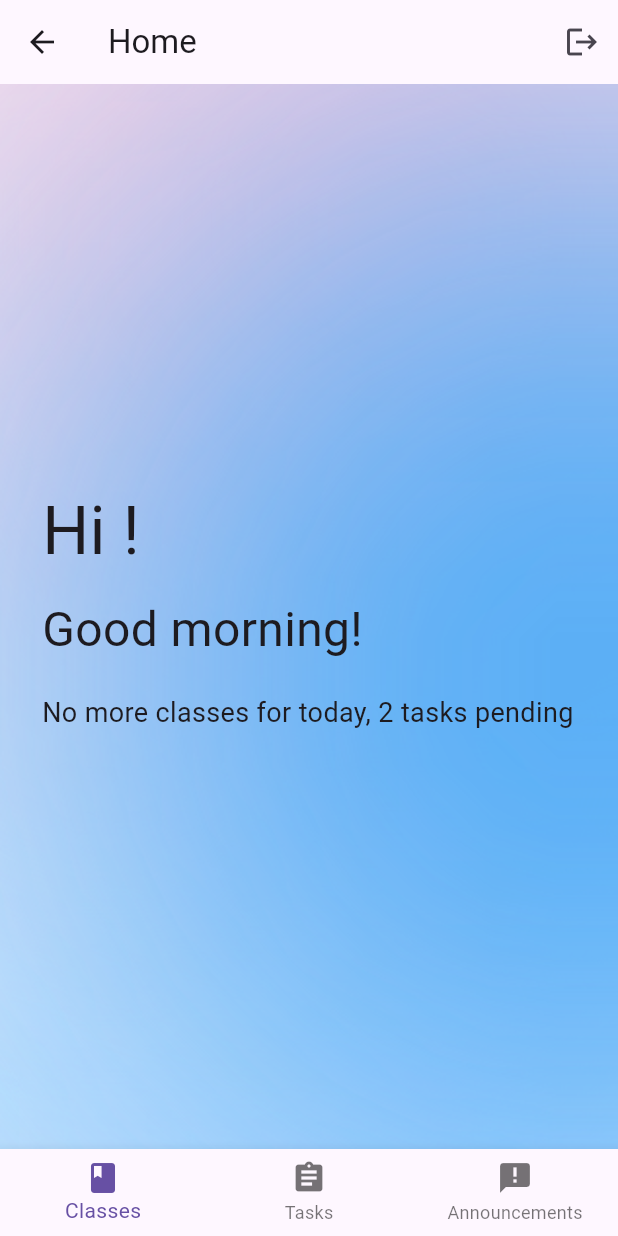
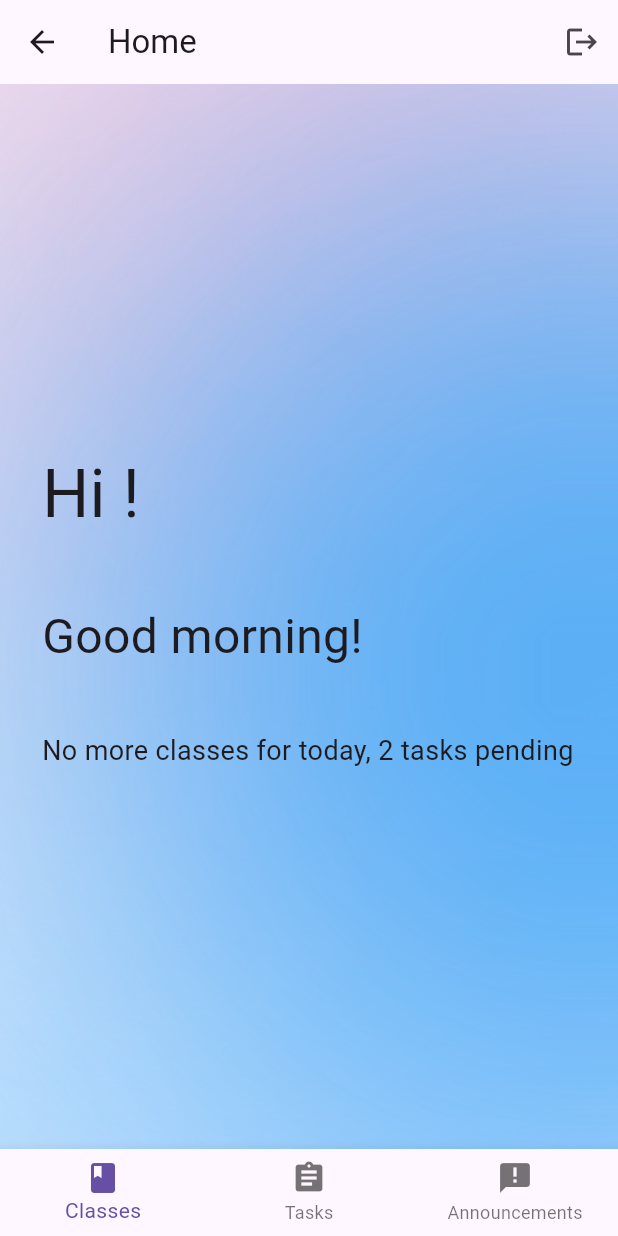
Before and after one commit to sakibnjr/flutterZ, a Flutter app: the HomePage screen opened by its route, on a phone screen of 412 x 824 dp. Run offline on Flutter 3.47's test engine with Material 3 defaults, Android fonts, the phone set to English and light mode, and no system bars; our stand-ins replace flutter_svg.

Commit message:
added new user, ui margin fixed

```diff
--- a/lib/home_page.dart
+++ b/lib/home_page.dart
@@ -1,5 +1,6 @@
 // home_page.dart
 import 'package:flutter/material.dart';
+import 'package:flutter/widgets.dart';
 import 'package:intl/intl.dart';
 import 'classes_page.dart';
 import 'assignments_page.dart';
@@ -63,17 +64,15 @@ class HomePage extends StatelessWidget {
                     fontSize: 44,
                   ),
                 ),
-                const SizedBox(height: 10),
+                const SizedBox(height: 40),
                 Text(greeting, style: const TextStyle(fontSize: 32)),
-                const SizedBox(height: 10),
+                const SizedBox(height: 30),
                 if (nextClass != null)
                   Text(
-                      "You have ${todayClasses.length} class'es today, $totalAssignments tasks pending",
-                      style: TextStyle(
-                          fontSize: 18,
-                          fontWeight: FontWeight.bold,
-                          backgroundColor: Colors.white.withOpacity(0.5),
-                          color: const Color.fromARGB(255, 47, 58, 77))),
+                      "You have ${todayClasses.length} class'es today, $totalAssignments tasks pending"
+                          .toUpperCase(),
+                      style: const TextStyle(
+                          fontSize: 18, fontWeight: FontWeight.bold)),
                 const SizedBox(height: 10),
                 nextClass != null
                     ? Text(
@@ -92,7 +91,10 @@ class HomePage extends StatelessWidget {
       ),
       bottomNavigationBar: BottomNavigationBar(
         items: const [
-          BottomNavigationBarItem(icon: Icon(Icons.class_), label: 'Classes'),
+          BottomNavigationBarItem(
+            icon: Icon(Icons.class_),
+            label: 'Classes',
+          ),
           BottomNavigationBarItem(icon: Icon(Icons.assignment), label: 'Tasks'),
           BottomNavigationBarItem(
               icon: Icon(Icons.announcement), label: 'Announcements'),
--- a/lib/login_page.dart
+++ b/lib/login_page.dart
@@ -159,6 +159,8 @@ class _LoginPageState extends State<LoginPage> {
                       name = 'Nahid';
                     } else if (studentId == '213-15-4394') {
                       name = 'Palki';
+                    } else if (studentId == '212-15-4164') {
+                      name = 'Rayhan';
                     } else {
                       name = 'Guest';
                     }
```
